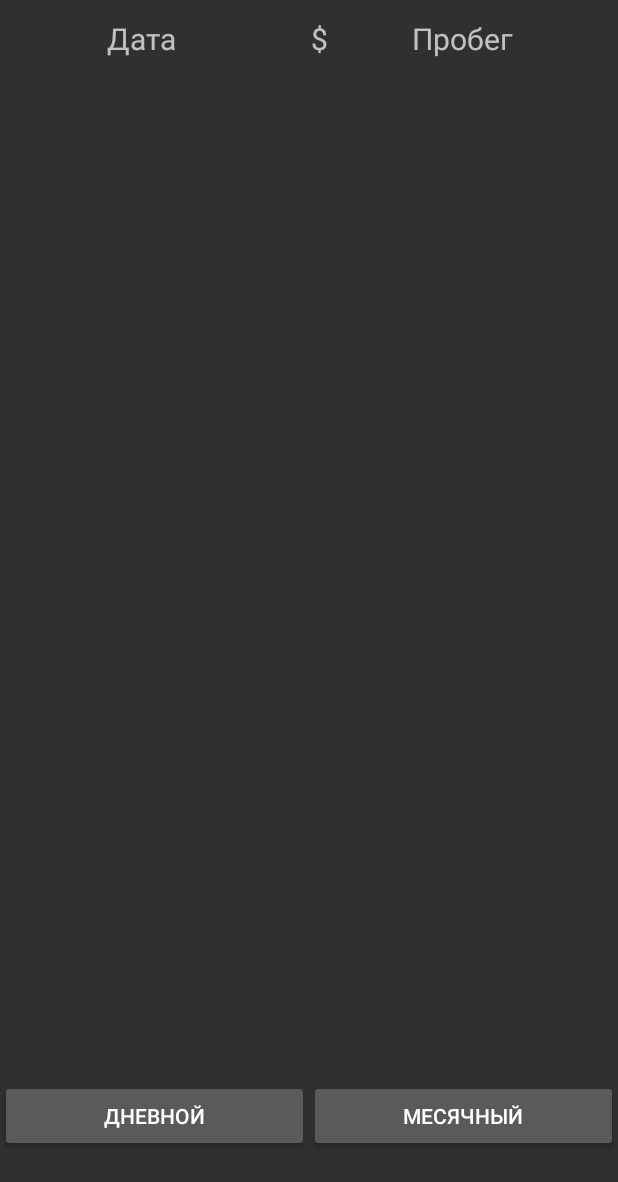
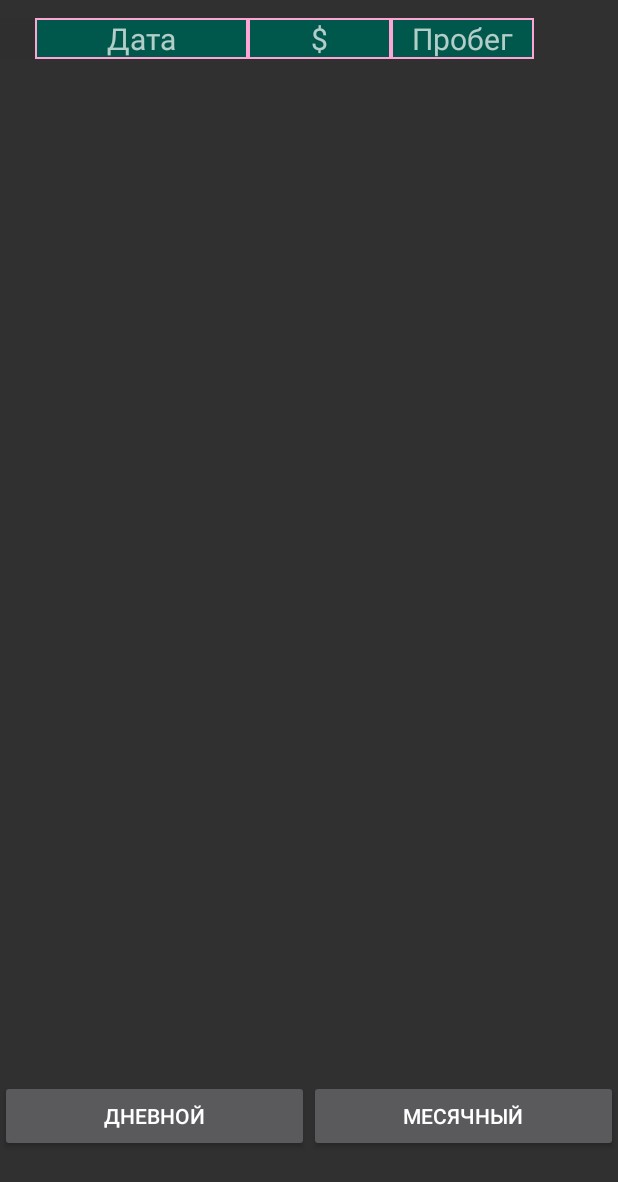
Before and after one commit to parsiphall/LoganShopDriverHelper, an Android app: the fragment TotalFragment shown on its own in the app's theme, on a phone screen of 412 x 824 dp. Shown: the top 1182 px of the screen. Run offline under Robolectric (Android 15) with nearby library versions, the phone set to English and light mode, and no system bars; our stand-ins replace Room's generated code; libraries missing offline, so code that uses them is left out: com.arellomobile.mvp; 1 statement that could not run was skipped.

Commit message:
borders on item layouts

```diff
--- a/app/src/main/java/com/parsiphal/loganshopdriverhelper/MainApp.kt
+++ b/app/src/main/java/com/parsiphal/loganshopdriverhelper/MainApp.kt
@@ -30,3 +30,6 @@ class MainApp : Application() {
             .build()
     }
 }
+
+//TODO Export
+//TODO Design
--- /dev/null
+++ b/app/src/main/res/drawable/borders_back.xml
@@ -0,0 +1,5 @@
+<?xml version="1.0" encoding="utf-8"?>
+<shape xmlns:android="http://schemas.android.com/apk/res/android">
+    <solid android:color="@color/colorPrimaryDark"/>
+    <stroke android:width="1dip" android:color="#ffa5d5"/>
+</shape>
--- a/app/src/main/res/layout/fragment_total.xml
+++ b/app/src/main/res/layout/fragment_total.xml
@@ -15,7 +15,8 @@
                 android:id="@+id/total_item_dayOrMonth"
                 style="@style/totalItemTextView"
                 android:layout_weight="0.5"
-                android:hint=""/>
+                android:hint=""
+                android:background="#2f2f2f"/>
         <TextView
                 android:id="@+id/total_item_date"
                 style="@style/totalItemTextView"
--- a/app/src/main/res/values/styles.xml
+++ b/app/src/main/res/values/styles.xml
@@ -61,12 +61,14 @@
         <item name="android:layout_width">0dp</item>
         <item name="android:layout_height">wrap_content</item>
         <item name="android:textSize">20sp</item>
+        <item name="android:background">@drawable/borders_back</item>
     </style>
     <style name="deliveryItemTextViewWide">
         <item name="android:gravity">center</item>
         <item name="android:layout_width">match_parent</item>
         <item name="android:layout_height">wrap_content</item>
         <item name="android:textSize">20sp</item>
+        <item name="android:background">@drawable/borders_back</item>
     </style>
     <!-- Total item styles -->
     <style name="totalItemTextView">
@@ -75,7 +77,7 @@
         <item name="android:layout_width">0dp</item>
         <item name="android:layout_height">wrap_content</item>
         <item name="android:textSize">20sp</item>
-        <item name="android:hint">item</item>
+        <item name="android:background">@drawable/borders_back</item>
     </style>
     <!-- Day&Month total item styles -->
      <style name="dayAndMonthLinearLayout">
```
